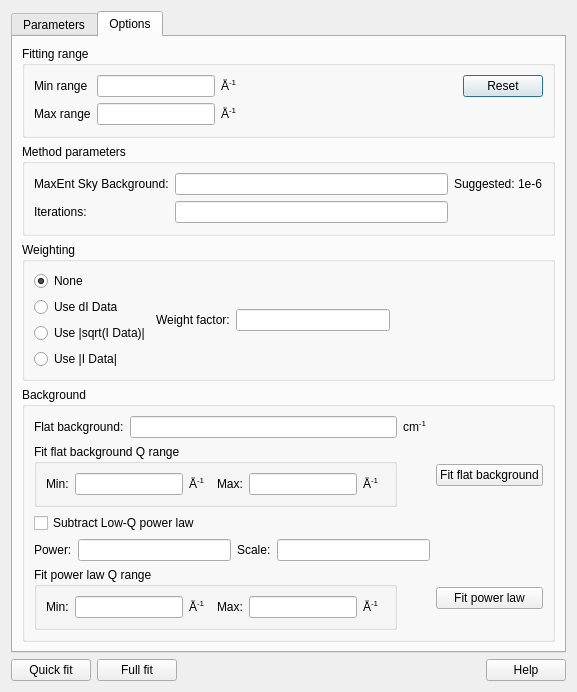
This is src/sas/qtgui/Perspectives/SizeDistribution/UI/SizeDistributionUI.ui in SasView/sasview as Qt 5 draws it before an edit. The edited form follows.
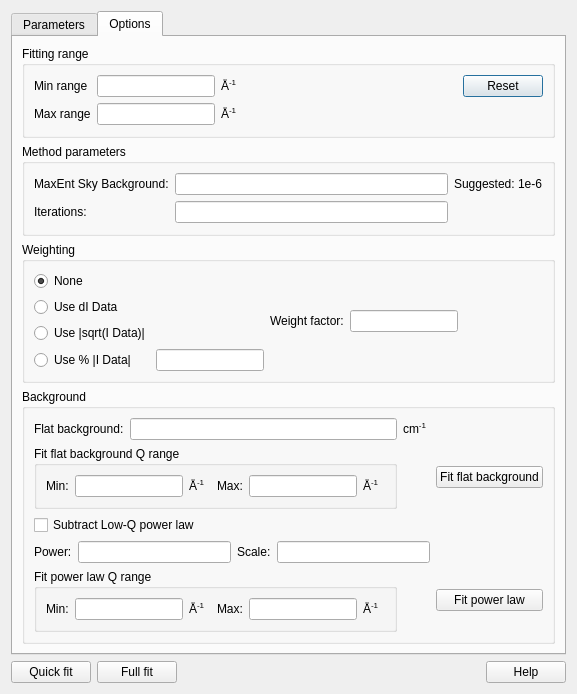
This is the edited form. The open tabs and pages were chosen to show the change.

```diff
--- a/src/sas/qtgui/Perspectives/SizeDistribution/UI/SizeDistributionUI.ui
+++ b/src/sas/qtgui/Perspectives/SizeDistribution/UI/SizeDistributionUI.ui
@@ -528,8 +528,8 @@
          </property>
          <layout class="QGridLayout" name="gridLayout_20">
           <item row="0" column="0">
-           <layout class="QVBoxLayout" name="verticalLayout">
-            <item>
+           <layout class="QGridLayout" name="verticalLayout">
+            <item row="0" column="0">
              <widget class="QRadioButton" name="rbWeighting1">
               <property name="text">
                <string>None</string>
@@ -553,13 +553,16 @@
               </property>
              </widget>
             </item>
-            <item>
+            <item row="3" column="0">
              <widget class="QRadioButton" name="rbWeighting4">
               <property name="text">
-               <string>Use |I Data|</string>
+               <string>Use % |I Data|</string>
               </property>
              </widget>
             </item>
+            <item row="3" column="1">
+             <widget class="QLineEdit" name="txtWgtPercent"/>
+            </item>
            </layout>
           </item>
           <item row="0" column="1">
```
Left out of the diff: 4 changed lines with no effect on the pictures.
